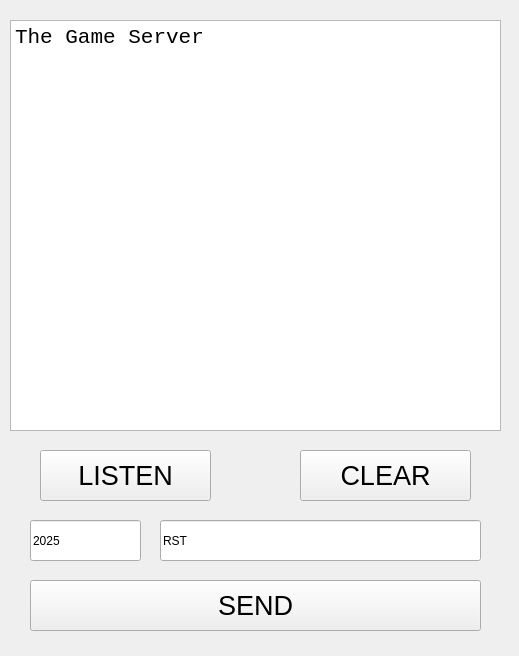
QingTian-222/theGame, file thegame_server/menu.ui: the form before one commit.
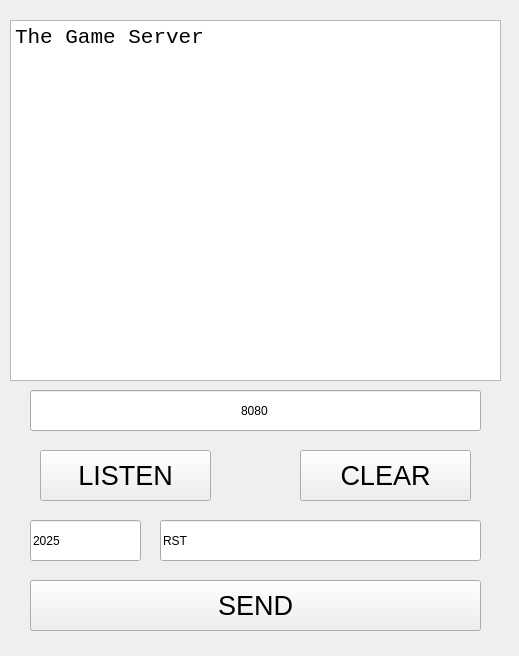
The form after the commit.

Patch:
```diff
--- a/thegame_server/menu.ui
+++ b/thegame_server/menu.ui
@@ -19,7 +19,7 @@
      <x>10</x>
      <y>20</y>
      <width>491</width>
-     <height>411</height>
+     <height>361</height>
     </rect>
    </property>
    <property name="font">
@@ -116,6 +116,22 @@
     <string>2025</string>
    </property>
   </widget>
+  <widget class="QLineEdit" name="data_2">
+   <property name="geometry">
+    <rect>
+     <x>30</x>
+     <y>390</y>
+     <width>451</width>
+     <height>41</height>
+    </rect>
+   </property>
+   <property name="text">
+    <string>8080</string>
+   </property>
+   <property name="alignment">
+    <set>Qt::AlignCenter</set>
+   </property>
+  </widget>
  </widget>
  <resources/>
  <connections/>
```
